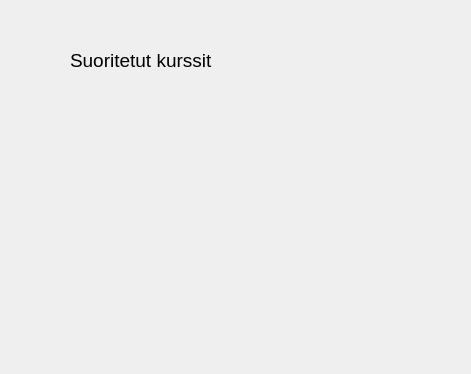
Before: the Qt Designer form peppi/mygrades.ui in 25kmo-project/group_x, drawn with Qt 5.
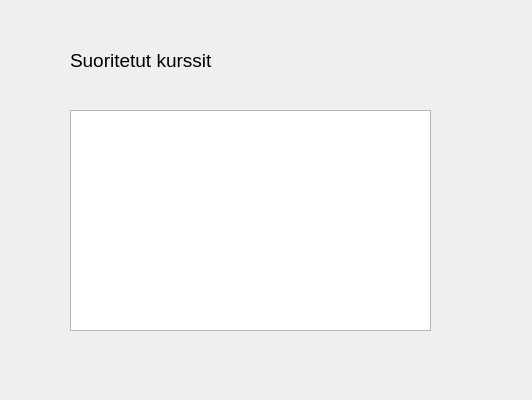
After: the same form once the commit is applied.

The edit to the form file:
```diff
--- a/peppi/mygrades.ui
+++ b/peppi/mygrades.ui
@@ -6,8 +6,8 @@
    <rect>
     <x>0</x>
     <y>0</y>
-    <width>471</width>
-    <height>374</height>
+    <width>532</width>
+    <height>400</height>
    </rect>
   </property>
   <property name="windowTitle">
@@ -31,6 +31,16 @@
     <string>Suoritetut kurssit</string>
    </property>
   </widget>
+  <widget class="QTableView" name="tableGrades">
+   <property name="geometry">
+    <rect>
+     <x>70</x>
+     <y>110</y>
+     <width>361</width>
+     <height>221</height>
+    </rect>
+   </property>
+  </widget>
  </widget>
  <resources/>
  <connections/>
```
